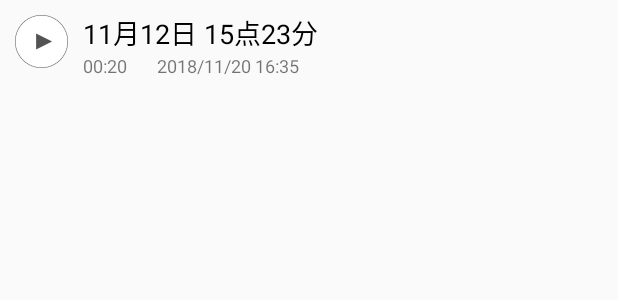
After one commit to Sam-Leu/SoundRecorder, an Android app: the layout list_item.xml on its own in the app's theme, with its tools: preview values and no code run, on a phone screen of 412 x 824 dp. The commit adds this screen. Shown: the top 300 px of the screen. Run offline under Robolectric (Android 15) with nearby library versions, the phone set to English and light mode, and no system bars.

Commit message:
列表显示，Record实体类

```diff
--- a/app/src/main/res/layout/activity_record.xml
+++ b/app/src/main/res/layout/activity_record.xml
@@ -10,7 +10,9 @@
     <ListView
         android:id="@+id/data_list"
         android:layout_width="wrap_content"
-        android:layout_height="wrap_content" >
+        android:layout_height="wrap_content"
+        android:divider="#b4b4b4"
+        android:dividerHeight="0.3dp">
 
     </ListView>
 
--- /dev/null
+++ b/app/src/main/res/layout/list_item.xml
@@ -0,0 +1,55 @@
+<?xml version="1.0" encoding="utf-8"?>
+<LinearLayout
+    xmlns:android="http://schemas.android.com/apk/res/android"
+    android:layout_width="match_parent"
+    android:layout_height="wrap_content"
+    android:orientation="horizontal">
+
+    <ImageView
+        android:id="@+id/record_img"
+        android:layout_width="35dp"
+        android:layout_height="35dp"
+        android:layout_margin="10dp"
+        android:src="@drawable/record_img"/>
+
+    <LinearLayout
+        android:layout_width="match_parent"
+        android:layout_height="wrap_content"
+        android:layout_marginTop="8dp"
+        android:layout_marginBottom="8dp"
+        android:orientation="vertical">
+
+        <TextView
+            android:id="@+id/tv_fileName"
+            android:layout_width="match_parent"
+            android:layout_height="match_parent"
+            android:textColor="#000000"
+            android:textSize="18dp"
+            android:text="11月12日 15点23分"/>
+
+        <LinearLayout
+            android:layout_width="match_parent"
+            android:layout_height="match_parent"
+            android:orientation="horizontal">
+
+            <TextView
+                android:id="@+id/tv_duration"
+                android:layout_width="wrap_content"
+                android:layout_height="wrap_content"
+                android:layout_marginRight="20dp"
+                android:textSize="12dp"
+                android:text="00:20"/>
+
+            <TextView
+                android:id="@+id/tv_createTime"
+                android:layout_width="wrap_content"
+                android:layout_height="wrap_content"
+                android:textSize="12dp"
+                android:text="2018/11/20 16:35"/>
+
+
+        </LinearLayout>
+
+    </LinearLayout>
+
+</LinearLayout>
```
Also changed, not shown: app/src/main/java/com/example/one/soundrecorder/Record.java (added, +52 -0 lines), app/src/main/java/com/example/one/soundrecorder/RecordActivity.java (+39 -9 lines), app/src/main/java/com/example/one/soundrecorder/RecordAdapter.java (added, +56 -0 lines), app/src/main/res/drawable/record_img.png (added).
